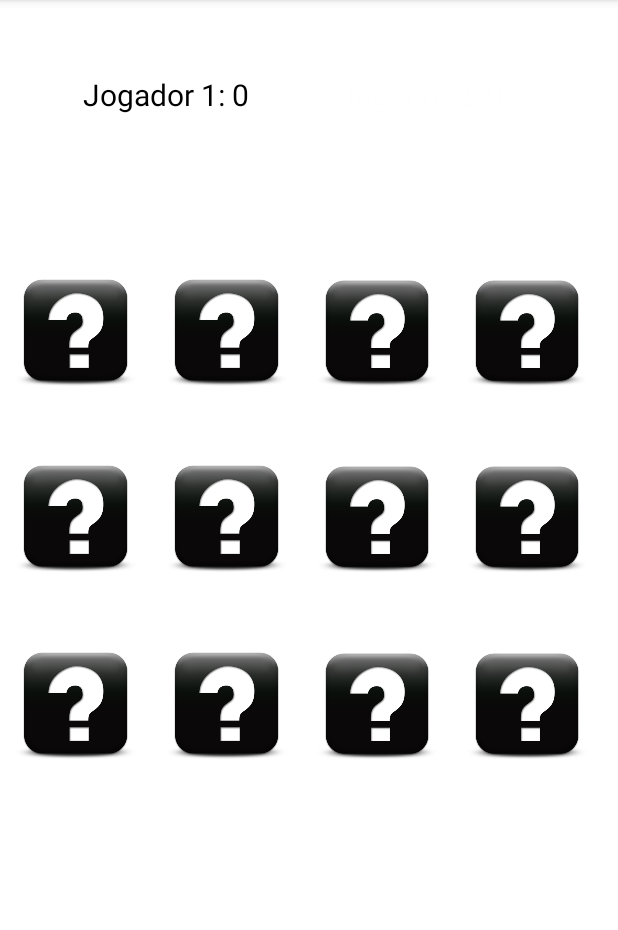
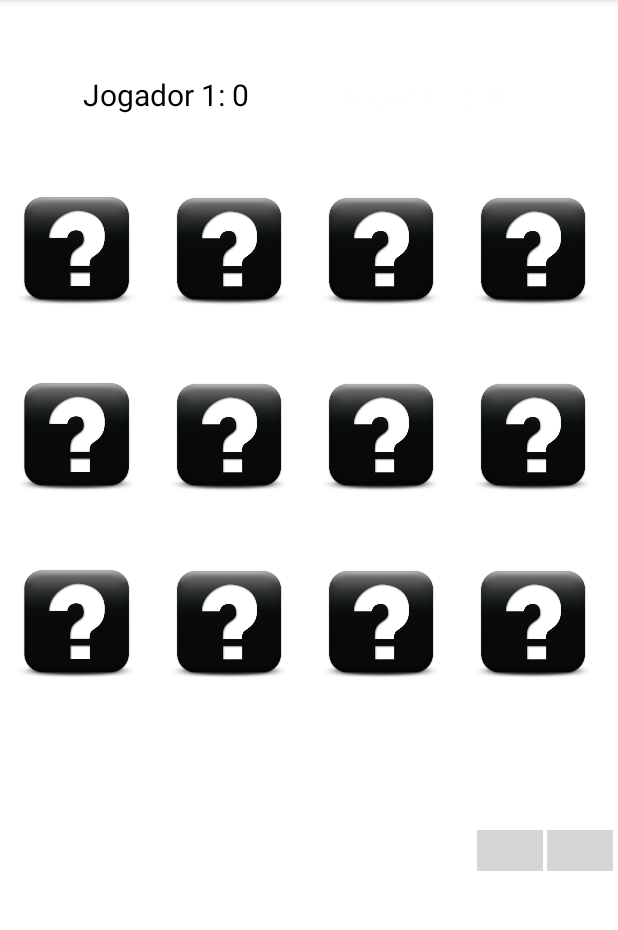
Before and after one commit to viisil/JogoMemoria, an Android app: the screen it shows after launch (MainActivity), on a phone screen of 412 x 824 dp, the part 84-1014 px from its top. Run offline under Robolectric (Android 15) with nearby library versions, the phone set to English and light mode, and no system bars; grey boxes are pictures that could not be loaded.

Commit message:
incluído a música

```diff
--- a/app/src/main/AndroidManifest.xml
+++ b/app/src/main/AndroidManifest.xml
@@ -1,6 +1,7 @@
 <?xml version="1.0" encoding="utf-8"?>
 <manifest xmlns:android="http://schemas.android.com/apk/res/android"
     package="com.example.jogomemoria">
+    <uses-permission android:name="android.permission.INTERNET" />
 
     <application
         android:allowBackup="true"
--- a/app/src/main/java/com/example/jogomemoria/MainActivity.java
+++ b/app/src/main/java/com/example/jogomemoria/MainActivity.java
@@ -7,6 +7,7 @@ import android.annotation.SuppressLint;
 import android.content.DialogInterface;
 import android.content.Intent;
 import android.graphics.Color;
+import android.media.MediaPlayer;
 import android.os.Bundle;
 import android.os.Handler;
 import android.view.View;
@@ -35,6 +36,8 @@ public class MainActivity extends AppCompatActivity {
 
     int turn = 1;
     int playerPoints = 0, cpuPoints = 0;
+
+    MediaPlayer player;
 
 
     @SuppressLint("ResourceAsColor")
@@ -174,6 +177,17 @@ public class MainActivity extends AppCompatActivity {
             }
         });
 
+    }
+    public void play(View view){
+        if(player == null){
+            player = MediaPlayer.create(this, R.raw.song);
+        }
+        player.start();
+    }
+    public void pause(View view){
+        if (player != null) {
+            player.pause();
+        }
     }
 
     private void doStuff(ImageView iv, int card) {
--- a/app/src/main/res/layout/activity_main.xml
+++ b/app/src/main/res/layout/activity_main.xml
@@ -9,12 +9,12 @@
 
     <include
         layout="@layout/imagens"
-        android:layout_width="401dp"
-        android:layout_height="524dp"
+        android:layout_width="406dp"
+        android:layout_height="496dp"
         android:layout_below="@+id/tv_j1"
         android:layout_alignParentBottom="true"
-        android:layout_marginTop="72dp"
-        android:layout_marginBottom="59dp"
+        android:layout_marginTop="17dp"
+        android:layout_marginBottom="3dp"
         tools:layout_centerHorizontal="true"
         tools:layout_centerVertical="true" />
 
@@ -50,4 +50,32 @@
         android:textColor="#000000"
         android:textSize="20dp" />
 
+    <ImageView
+        android:id="@+id/imageView2"
+        android:layout_width="44dp"
+        android:layout_height="27dp"
+        android:layout_alignParentTop="true"
+        android:layout_alignParentEnd="true"
+        android:layout_alignParentRight="true"
+        android:layout_marginTop="553dp"
+        android:layout_marginEnd="3dp"
+        android:layout_marginRight="3dp"
+        android:onClick="pause"
+        app:srcCompat="@drawable/desligado" />
+
+    <ImageView
+        android:id="@+id/imageView3"
+        android:layout_width="44dp"
+        android:layout_height="27dp"
+        android:layout_alignParentTop="true"
+        android:layout_alignParentEnd="true"
+        android:layout_alignParentRight="true"
+        android:layout_marginTop="553dp"
+        android:layout_marginEnd="50dp"
+        android:layout_marginRight="50dp"
+        android:layout_toStartOf="@+id/imageView2"
+        android:layout_toLeftOf="@+id/imageView2"
+        android:onClick="play"
+        app:srcCompat="@drawable/ligado" />
+
 </RelativeLayout>
--- /dev/null
+++ b/app/src/main/res/values/song.xml
@@ -0,0 +1,2 @@
+<?xml version="1.0" encoding="utf-8"?>
+<resources></resources>
```
